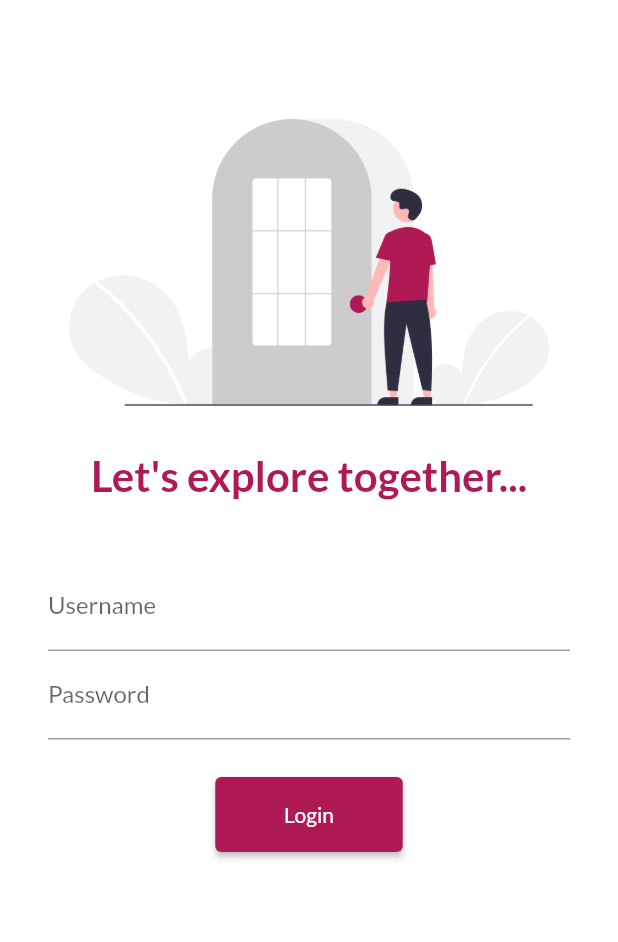
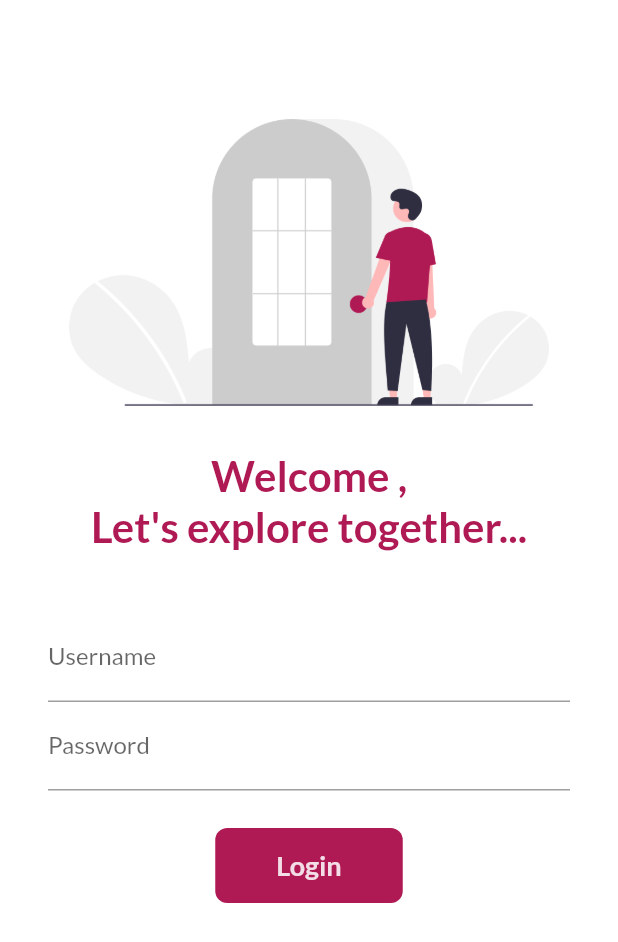
Before and after one commit to muhammadnumanlatif/catalog-app, a Flutter app: the screen it shows after launch, on a phone screen of 412 x 824 dp. Shown: the top 942 px of the screen. Run offline on Flutter 3.47's test engine with Material 2 defaults, Android fonts, the phone set to English and light mode, and no system bars; our stand-ins replace google_fonts.

Commit message:
16May2021

```diff
--- a/lib/pages/auth/login.dart
+++ b/lib/pages/auth/login.dart
@@ -1,9 +1,16 @@
 //*utils
 import '../../utils/utils.dart';
 
-class LoginPage extends StatelessWidget {
+class LoginPage extends StatefulWidget {
   const LoginPage({Key key}) : super(key: key);
 
+  @override
+  _LoginPageState createState() => _LoginPageState();
+}
+
+class _LoginPageState extends State<LoginPage> {
+  String name = '';
+  bool changeButton = false;
   @override
   Widget build(BuildContext context) {
     return Material(
@@ -25,7 +32,8 @@
 
             //*title
             Text(
-              'Let\'s explore together...',
+              'Welcome $name,\nLet\'s explore together...',
+              textAlign: TextAlign.center,
               style: TextStyle(
                 color: CAColor.dark,
                 fontSize: 28,
@@ -50,6 +58,10 @@
                       hintText: 'Enter Username',
                       labelText: 'Username',
                     ),
+                    onChanged: (value) {
+                      name = value;
+                      setState(() {});
+                    },
                   ),
                   //*password
                   TextFormField(
@@ -64,19 +76,53 @@
                     height: 25,
                   ),
                   //*button
-                  ElevatedButton(
-                    child: Text(
-                      'Login',
-                    ),
-                    style: TextButton.styleFrom(
-                      backgroundColor: CAColor.dark,
-                      minimumSize: Size(125, 50),
-                    ),
-                    onPressed: () {
-                      //*print('avine tech');
+                  InkWell(
+                    onTap: () async {
+                      setState(() {
+                        changeButton = true;
+                      });
+                      await Future.delayed(Duration(seconds: 1));
+
                       Navigator.pushNamed(context, CARoute.homeRoute);
                     },
+                    child: AnimatedContainer(
+                      height: 50,
+                      width: changeButton ? 50 : 125,
+                      duration: Duration(seconds: 1),
+                      decoration: BoxDecoration(
+                        color: CAColor.dark,
+                        borderRadius:
+                            BorderRadius.circular(changeButton ? 50 : 8),
+                      ),
+                      alignment: Alignment.center,
+                      child: changeButton
+                          ? Icon(
+                              Icons.done,
+                              color: CAColor.white,
+                            )
+                          : Text(
+                              'Login',
+                              style: TextStyle(
+                                fontSize: 18,
+                                color: CAColor.white,
+                                fontWeight: FontWeight.bold,
+                              ),
+                            ),
+                    ),
                   ),
+                  // ElevatedButton(
+                  //   child: Text(
+                  //     'Login',
+                  //   ),
+                  //   style: TextButton.styleFrom(
+                  //     backgroundColor: CAColor.dark,
+                  //     minimumSize: Size(125, 50),
+                  //   ),
+                  //   onPressed: () {
+                  //     //*print('avine tech');
+                  //     Navigator.pushNamed(context, CARoute.homeRoute);
+                  //   },
+                  // ),
                 ],
               ),
             ),
```
